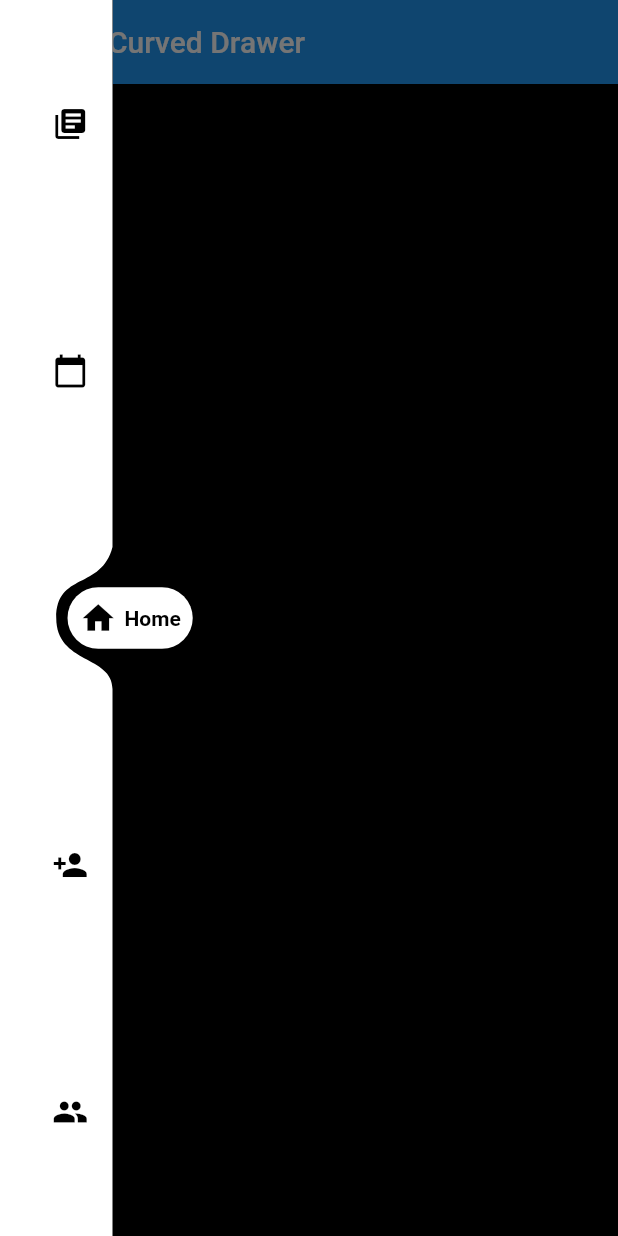
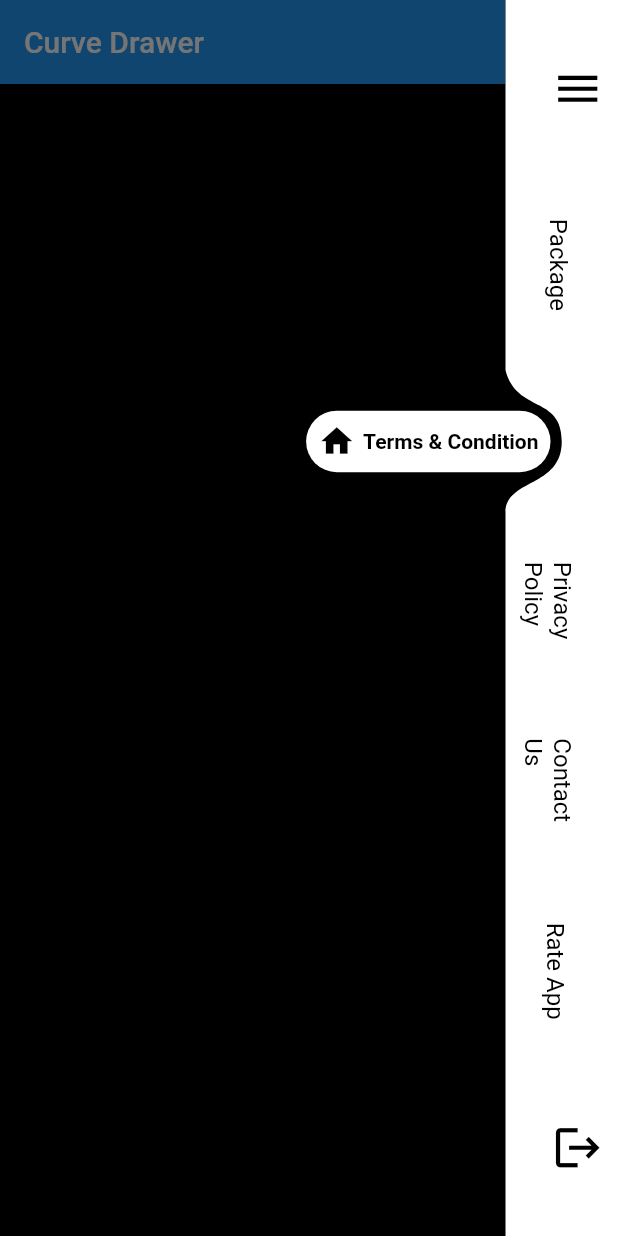
Before and after one commit to Vishesht/Curved-Drawer-Flutter, a Flutter app: the screen it shows after launch, in the side drawer, after a tap on the "menu" icon, on a phone screen of 412 x 824 dp. Run offline on Flutter 3.47's test engine with Material 2 defaults, Android fonts, the phone set to English and light mode, and no system bars.

Commit message:
Final curve Drawer

```diff
--- a/lib/about/about.dart
+++ b/lib/about/about.dart
@@ -7,8 +7,10 @@ class AboutUs extends StatelessWidget{
     // TODO: implement build
     return Container(
       child: Scaffold(
-         backgroundColor: Colors.black,
-
+         //backgroundColor: Colors.white,
+        body: Center(
+          child: Text('About'),
+        ),
     )
     );
   }
--- a/lib/home/curved.dart
+++ b/lib/home/curved.dart
@@ -12,10 +12,7 @@ final String title;
 DrawerExample(
   this.index,
    this.title,
-
 );
-
-
   @override
   State<StatefulWidget> createState() {
     // TODO: implement createState
@@ -28,25 +25,31 @@ class DrawerExampleState extends State<DrawerExample>{
 
     List<DrawerItem> listpages = [
         DrawerItem(
-          icon: Icon(Icons.library_books),
-          label:"News"
+          icon: Icon(Icons.menu),
         ),
         DrawerItem(
           icon: Icon(Icons.calendar_today),
-          label: "Schedule",
+          label: "Package",
         ),
          DrawerItem(
           icon: Icon(Icons.home),
-          label:"Home"
+          label:"Terms & Condition"
         ),
          DrawerItem(
           icon: Icon(Icons.person_add),
-          label:"Register"
+          label:"Privacy Policy"
         ),
         DrawerItem(
           icon: Icon(Icons.people),
-          label:"About Us"
+          label:"Contact Us"
         ),
+      DrawerItem(
+          icon: Icon(Icons.people),
+          label:"Rate App"
+      ),
+      DrawerItem(
+          icon: Icon(Icons.logout),
+      ),
   ];
 
   int selectedIndex=2 ;
@@ -64,18 +67,15 @@ String title;
   @override
   Widget build(BuildContext context) {
     // TODO: implement build
-    return Scaffold(appBar: AppBar(
+    return Scaffold(
+      appBar: AppBar(
                   title: Text(title),
                   backgroundColor: Colors.blue,
-                  leading: Builder(
-        builder: (context) => IconButton(
-            icon: new Icon(Icons.menu),
-            onPressed: () => Scaffold.of(context).openDrawer(),
-          ),
-        ),
                 ),
-                drawer: Stack(children:[ CurvedDrawer(items: listpages,index:selectedIndex)]),
-                //Drawer: Stack(children:[ CurvedDrawer(items: listpages,index:selectedIndex)]),
-                body:abc[selectedIndex]);
+                endDrawer: Stack(children:[ CurvedDrawer(items: listpages,index:selectedIndex)]),
+                body: Center(
+                  child: abc[selectedIndex],
+                ),
+    );
   }
 }
--- a/lib/home/drawer.dart
+++ b/lib/home/drawer.dart
@@ -1,12 +1,6 @@
-import 'package:imageslider/home/curved.dart';
-import 'package:imageslider/home/fade.dart';
 import 'package:imageslider/src/drawer_custom_painter.dart';
 import 'package:imageslider/src/drawer_nav_item.dart';
 import 'package:flutter/material.dart';
-
-
-
-
 class CurvedDrawer extends StatefulWidget {
   //List of items shown in the drawer
   final List<DrawerItem> items;
@@ -48,7 +42,7 @@ this.items,
         this.animationDuration = const Duration(milliseconds: 600),
         this.width = 75,
         this.title=" ",
-      this.isEndDrawer = false})
+        this.isEndDrawer = true})
       : assert(items != null),
         assert(items.length >= 1),
         assert(0 <= index && index < items.length),
@@ -62,31 +56,6 @@ this.items,
 class _CurvedDrawerState extends State<CurvedDrawer>
     with SingleTickerProviderStateMixin {
 
-      List<DrawerItem> listpages = [
-        DrawerItem(
-          icon: Icon(Icons.library_books),
-          label:"News"
-        ),
-        DrawerItem(
-          icon: Icon(Icons.calendar_today),
-          label: "Schedule"
-        ),
-         DrawerItem(
-          icon: Icon(Icons.home),
-          label:"Home"
-        ),
-         DrawerItem(
-          icon: Icon(Icons.person_add),
-          label:"Register"
-        ),
-        DrawerItem(
-          icon: Icon(Icons.people),
-          label:"About Us"
-        ),
-
-
-  ];
-
   double _startingPos;
   int _endingIndex;
   double _pos;
@@ -95,7 +64,6 @@ class _CurvedDrawerState extends State<CurvedDrawer>
   AnimationController _animationController;
   int _length;
   int _isEnd;
-  //List<DrawerNavItem> _items;
   List<DrawerNavItem> _items = [];
 
   @override
@@ -129,10 +97,8 @@ class _CurvedDrawerState extends State<CurvedDrawer>
         _buttonHide =
             (1 - ((middle - _pos) / (_startingPos - middle)).abs()).abs();
       });
-
     }
     );
-
   }
 
   @override
@@ -228,6 +194,7 @@ class _CurvedDrawerState extends State<CurvedDrawer>
                             color: Colors.black,
                             index: _items.indexOf(item),
                             icon: item.icon,
+                            label: item.label,
                           );
                         }).toList())),
               ),
@@ -240,14 +207,13 @@ class _CurvedDrawerState extends State<CurvedDrawer>
 
   void setPage(int index) {
 
-
     _buttonTap(index);
 
   }
 
   void _buttonTap(int index) {
 
-     String title=listpages[index].label;
+    String title = widget.items[index].label;
 
     if (widget.onTap != null) {
       widget.onTap(index);
@@ -262,10 +228,10 @@ class _CurvedDrawerState extends State<CurvedDrawer>
       //selectedIndex = index;
     }
     );
-        Future.delayed(const Duration(milliseconds: 600), () {
-      Navigator.pushReplacement(context,
-         FadeRoute(page: DrawerExample(index,title)));
-    });
+    // Future.delayed(const Duration(milliseconds: 600), () {
+    //   Navigator.pushReplacement(context,
+    //       FadeRoute(page: DrawerExample(index,title)));
+    // });
 
   }
 }
--- a/lib/main.dart
+++ b/lib/main.dart
@@ -1,15 +1,11 @@
 import 'package:flutter/material.dart';
 import 'package:imageslider/home/curved.dart';
 
-
 void main() {
-
-
-   runApp(MaterialApp(home:DrawerExample(2,'Curved Drawer'),
+   runApp(
+       MaterialApp(
+         home: DrawerExample(2,"Curve Drawer"),
   debugShowCheckedModeBanner: false,
-
-
-    )
+    ),
    );
-
 }
--- a/lib/news/news.dart
+++ b/lib/news/news.dart
@@ -7,8 +7,10 @@ class News extends StatelessWidget{
     // TODO: implement build
     return Container(
       child: Scaffold(
-         backgroundColor: Colors.black,
-
+        // backgroundColor: Colors.black,
+        body: Center(
+          child: Text('News'),
+        ),
     )
     );
   }
--- a/lib/register/register.dart
+++ b/lib/register/register.dart
@@ -7,7 +7,10 @@ class Register extends StatelessWidget{
     // TODO: implement build
     return Container(
       child: Scaffold(
-         backgroundColor: Colors.black,
+         //backgroundColor: Colors.white,
+        body: Center(
+          child: Text('Register'),
+        ),
 
     )
     );
--- a/lib/schedule/schedule.dart
+++ b/lib/schedule/schedule.dart
@@ -7,7 +7,10 @@ class Schedule extends StatelessWidget{
     // TODO: implement build
     return Container(
       child: Scaffold(
-         backgroundColor: Colors.black,
+        // backgroundColor: Colors.white,
+        body: Center(
+          child: Text('Schedule'),
+        ),
 
     )
     );
--- a/lib/src/drawer_nav_item.dart
+++ b/lib/src/drawer_nav_item.dart
@@ -1,6 +1,5 @@
 import 'package:flutter/material.dart';
-
-
+import 'package:flutter/painting.dart';
 
 class DrawerNavItem extends StatelessWidget {
   final Icon icon;
@@ -48,8 +47,6 @@ class DrawerNavItem extends StatelessWidget {
   }
 }
 
-
-
 class NavButton extends StatelessWidget {
   final double position;
   final int length;
@@ -59,6 +56,8 @@ class NavButton extends StatelessWidget {
   final Color color;
   final ValueChanged<int> onTap;
   final Icon icon;
+  final String label;
+  final double size;
 
 
 
@@ -70,7 +69,10 @@ class NavButton extends StatelessWidget {
       this.width,
       this.color,
       this.index,
-      this.icon});
+      this.icon,
+      this.label,
+        this.size = 35.0,
+      });
 
   @override
   Widget build(BuildContext context) {
@@ -94,10 +96,25 @@ class NavButton extends StatelessWidget {
                   0),
               child: Opacity(
                   opacity: difference < 1.0 / length * 0.99 ? opacity : 1.0,
-                  child: Icon(
-                    icon.icon,
-                    color: this.color,
-                  )),
+                  child: Row(
+                    mainAxisAlignment: MainAxisAlignment.end,
+                    mainAxisSize: MainAxisSize.min,
+                    children:  this.label.isNotEmpty ? <Widget>[
+                      Flexible(
+                        child: RotationTransition(
+                          turns: new AlwaysStoppedAnimation(90 / 360),
+                          child: Text(
+                            label,
+                            style: TextStyle(color: Colors.black,fontSize: 16),
+                          ),
+                        ),
+                      ),
+                    ] :
+                    <Widget>[
+                      Icon(this.icon.icon, size: this.size, color: Colors.black),
+                    ],
+                  ),
+              ),
             )),
       ),
     );
```
Lines whose indentation alone changed are shown as unchanged.
